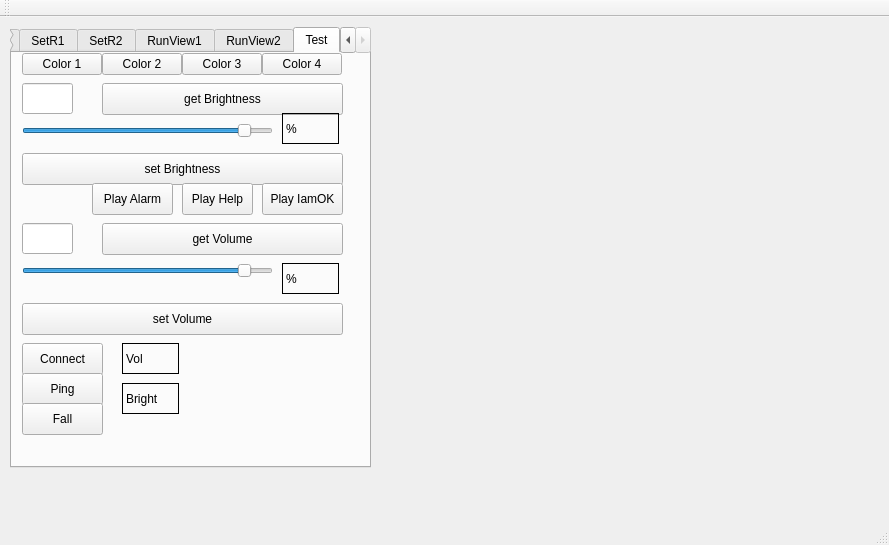
Before: the Qt Designer form mainwindow.ui in exanoelect/radarScan, drawn with Qt 5.
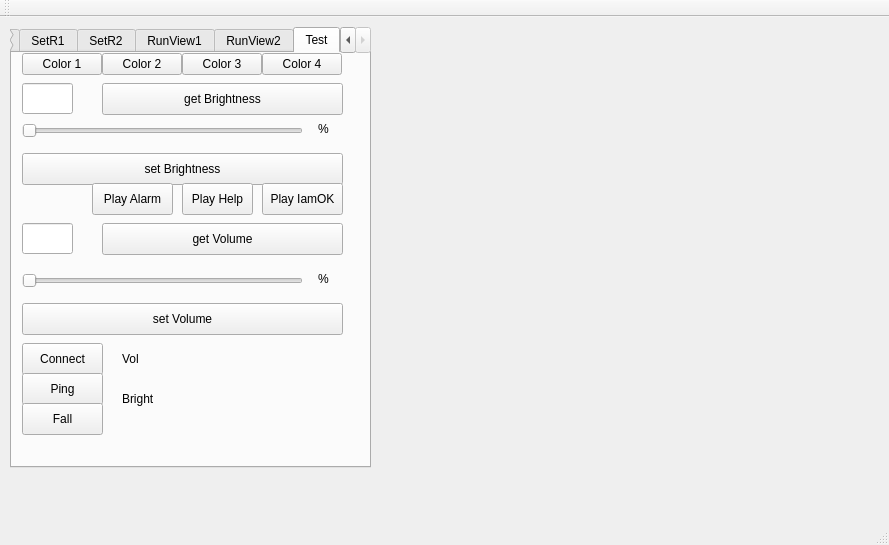
After: the same form once the commit is applied. The open tabs and pages were chosen to show the change. Custom widgets are drawn as their Qt base class.

```diff
--- a/mainwindow.ui
+++ b/mainwindow.ui
@@ -1661,35 +1661,19 @@
      <widget class="QLabel" name="lBrightness">
       <property name="geometry">
        <rect>
-        <x>270</x>
+        <x>306</x>
         <y>60</y>
-        <width>57</width>
+        <width>21</width>
         <height>31</height>
        </rect>
       </property>
       <property name="frameShape">
-       <enum>QFrame::Shape::Box</enum>
+       <enum>QFrame::NoFrame</enum>
       </property>
       <property name="text">
        <string>%</string>
       </property>
      </widget>
-     <widget class="QSlider" name="hsBrightness">
-      <property name="geometry">
-       <rect>
-        <x>10</x>
-        <y>70</y>
-        <width>251</width>
-        <height>16</height>
-       </rect>
-      </property>
-      <property name="value">
-       <number>90</number>
-      </property>
-      <property name="orientation">
-       <enum>Qt::Orientation::Horizontal</enum>
-      </property>
-     </widget>
      <widget class="QPushButton" name="btnPlaySound">
       <property name="geometry">
        <rect>
@@ -1732,33 +1716,17 @@
        <string>get Volume</string>
       </property>
      </widget>
-     <widget class="QSlider" name="hsVol">
-      <property name="geometry">
-       <rect>
-        <x>10</x>
-        <y>210</y>
-        <width>251</width>
-        <height>16</height>
-       </rect>
-      </property>
-      <property name="value">
-       <number>90</number>
-      </property>
-      <property name="orientation">
-       <enum>Qt::Orientation::Horizontal</enum>
-      </property>
-     </widget>
      <widget class="QLabel" name="lVol">
       <property name="geometry">
        <rect>
-        <x>270</x>
+        <x>306</x>
         <y>210</y>
-        <width>57</width>
+        <width>21</width>
         <height>31</height>
        </rect>
       </property>
       <property name="frameShape">
-       <enum>QFrame::Shape::Box</enum>
+       <enum>QFrame::NoFrame</enum>
       </property>
       <property name="text">
        <string>%</string>
@@ -1806,7 +1774,7 @@
        </rect>
       </property>
       <property name="frameShape">
-       <enum>QFrame::Shape::Box</enum>
+       <enum>QFrame::NoFrame</enum>
       </property>
       <property name="text">
        <string>Vol</string>
@@ -1838,7 +1806,7 @@
        </rect>
       </property>
       <property name="frameShape">
-       <enum>QFrame::Shape::Box</enum>
+       <enum>QFrame::NoFrame</enum>
       </property>
       <property name="text">
        <string>Bright</string>
@@ -1892,6 +1860,32 @@
        <string>Play IamOK</string>
       </property>
      </widget>
+     <widget class="QSlider" name="hsBrightness">
+      <property name="geometry">
+       <rect>
+        <x>10</x>
+        <y>70</y>
+        <width>281</width>
+        <height>16</height>
+       </rect>
+      </property>
+      <property name="orientation">
+       <enum>Qt::Horizontal</enum>
+      </property>
+     </widget>
+     <widget class="QSlider" name="hsVol">
+      <property name="geometry">
+       <rect>
+        <x>10</x>
+        <y>220</y>
+        <width>281</width>
+        <height>16</height>
+       </rect>
+      </property>
+      <property name="orientation">
+       <enum>Qt::Horizontal</enum>
+      </property>
+     </widget>
     </widget>
    </widget>
    <widget class="QCustomPlot" name="plotRadar" native="true">
```
Left out of the diff: 32 changed lines with no effect on the pictures.
